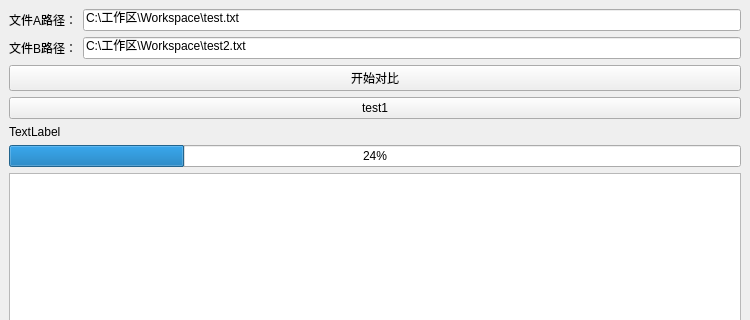
First picture: the form in mainwindow.ui, repository laisc7301/RuihuoFileComparison, before the edit; both pictures show x 0 to 750 and y 0 to 320 of the 750 by 544 pixel window.
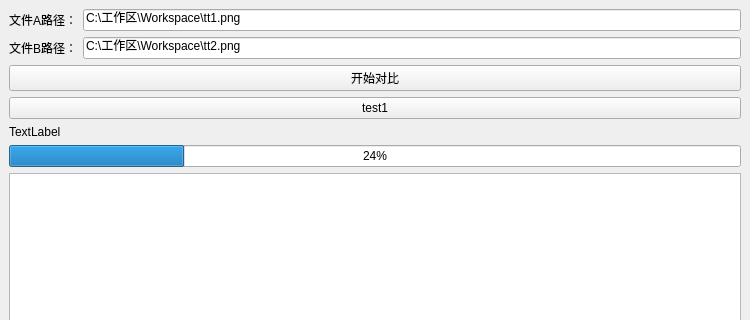
Second picture: the form after the edit.

The edit to the form file:
```diff
--- a/mainwindow.ui
+++ b/mainwindow.ui
@@ -29,7 +29,7 @@
         <item>
          <widget class="QLineEdit" name="pathALineEdit">
           <property name="text">
-           <string>C:\工作区\Workspace\test.txt</string>
+           <string>C:\工作区\Workspace\tt1.png</string>
           </property>
          </widget>
         </item>
@@ -47,7 +47,7 @@
         <item>
          <widget class="QLineEdit" name="pathBLineEdit">
           <property name="text">
-           <string>C:\工作区\Workspace\test2.txt</string>
+           <string>C:\工作区\Workspace\tt2.png</string>
           </property>
          </widget>
         </item>
```
